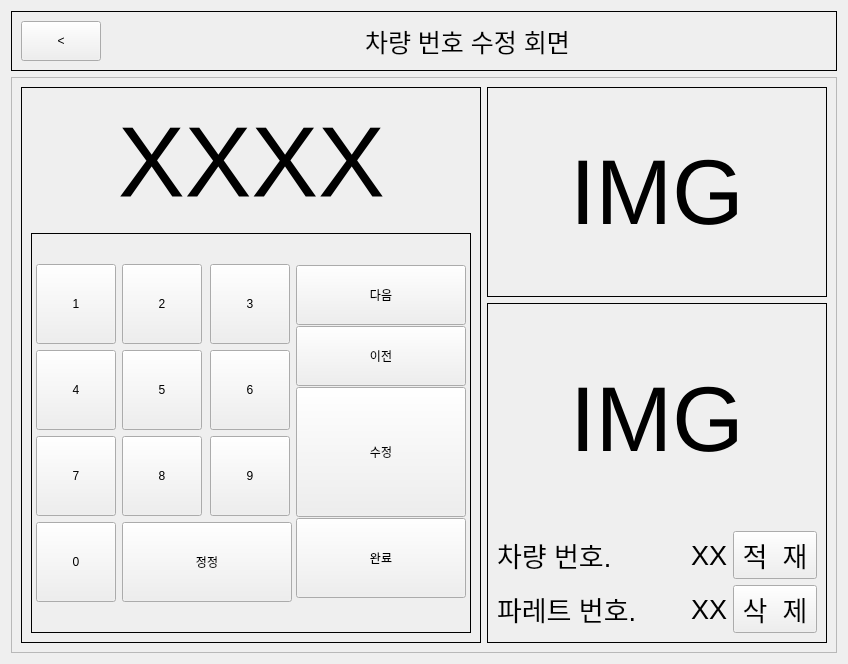
This is ui/changeCarNumber.ui in Mistive/PLCMonitoring as Qt 5 draws it before an edit. The edited form follows.
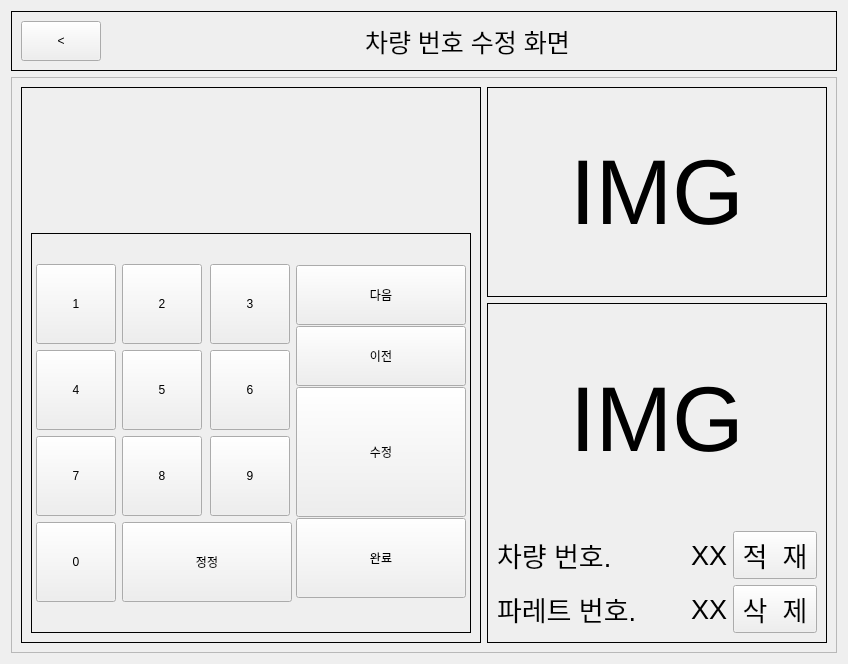
This is the edited form.

Commit message: ADD 버튼 색상 변경, mapping, 버튼 pressed/released 변경

The edit to the form file:
```diff
--- a/ui/changeCarNumber.ui
+++ b/ui/changeCarNumber.ui
@@ -91,7 +91,7 @@
          </font>
         </property>
         <property name="text">
-         <string>차량 번호 수정 회면</string>
+         <string>차량 번호 수정 화면</string>
         </property>
        </widget>
       </item>
@@ -572,13 +572,25 @@
          </item>
          <item row="1" column="1">
           <widget class="QLabel" name="labelCarNumber">
+           <property name="minimumSize">
+            <size>
+             <width>252</width>
+             <height>130</height>
+            </size>
+           </property>
            <property name="font">
             <font>
              <pointsize>75</pointsize>
             </font>
            </property>
+           <property name="layoutDirection">
+            <enum>Qt::LeftToRight</enum>
+           </property>
            <property name="text">
-            <string>XXXX</string>
+            <string/>
+           </property>
+           <property name="alignment">
+            <set>Qt::AlignRight|Qt::AlignTrailing|Qt::AlignVCenter</set>
            </property>
           </widget>
          </item>
```
Left out of the diff: 10 changed lines with no effect on the pictures. The commit also changes 6 other files.
